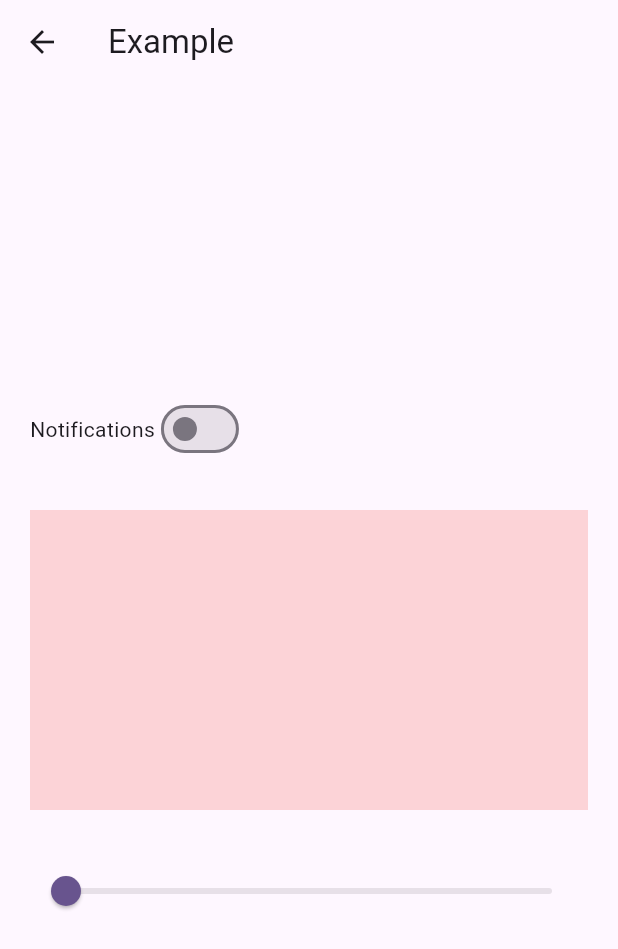
After one commit to Prasiddha777/Flutter_BLOC, a Flutter app: the SwitchExampleScreen screen opened directly, on a phone screen of 412 x 824 dp. The commit adds this screen. Shown: the top 949 px of the screen. Run offline on Flutter 3.47's test engine with Material 3 defaults, Android fonts, the phone set to English and light mode, and no system bars; our stand-ins replace bloc, equatable, flutter_bloc, image_picker.

Commit message:
Add: New

```diff
--- /dev/null
+++ b/lib/bloc/counter_try/countery_try_events.dart
@@ -0,0 +1,11 @@
+import 'package:equatable/equatable.dart';
+
+abstract class CounterEvent extends Equatable {
+  const CounterEvent();
+  @override
+  List<Object> get props => [];
+}
+
+class IncrementCounter extends CounterEvent {}
+
+class DecrementCounter extends CounterEvent {}
--- /dev/null
+++ b/lib/bloc/image_picker/image_picker_bloc.dart
@@ -0,0 +1 @@
+class ImagePickerBloc {}
--- /dev/null
+++ b/lib/bloc/slider/slider_bloc.dart
@@ -0,0 +1,14 @@
+import 'package:bloc/bloc.dart';
+import 'package:bloc_app/bloc/slider/slider_event.dart';
+import 'package:bloc_app/bloc/slider/slider_states.dart';
+
+class SliderBloc extends Bloc<SliderEvents, SliderStates> {
+  SliderBloc() : super(SliderStates()) {
+    on<SlidetheSliderEvents>(_onSlidetheSliderEvents);
+  }
+
+  void _onSlidetheSliderEvents(
+      SlidetheSliderEvents events, Emitter<SliderStates> emitter) {
+    emitter(state.copyWith(newVal: events.slider));
+  }
+}
--- /dev/null
+++ b/lib/bloc/slider/slider_event.dart
@@ -0,0 +1,15 @@
+import 'package:equatable/equatable.dart';
+
+abstract class SliderEvents extends Equatable {
+  const SliderEvents();
+  @override
+  List<Object> get props => [];
+}
+
+// ignore: must_be_immutable
+class SlidetheSliderEvents extends SliderEvents {
+  double slider;
+  SlidetheSliderEvents({required this.slider});
+  @override
+  List<Object> get props => [slider];
+}
--- /dev/null
+++ b/lib/bloc/slider/slider_states.dart
@@ -0,0 +1,17 @@
+import 'package:equatable/equatable.dart';
+
+// ignore: must_be_immutable
+class SliderStates extends Equatable {
+  double val;
+
+  SliderStates({this.val = 0.0});
+
+  SliderStates copyWith({double? newVal}) {
+    return SliderStates(
+      val: newVal ?? val,
+    );
+  }
+
+  @override
+  List<Object> get props => [val];
+}
--- /dev/null
+++ b/lib/bloc/switch/switch_bloc.dart
@@ -0,0 +1,15 @@
+import 'package:bloc/bloc.dart';
+import 'package:bloc_app/bloc/switch/switch_event.dart';
+import 'package:bloc_app/bloc/switch/switch_states.dart';
+
+class SwitchBloc extends Bloc<SwitchEvents, SwitchStates> {
+  //super lay chai inital maw kun state huncha define garcha
+  SwitchBloc() : super(SwitchStates()) {
+    on<EnableorDisableNotification>(_enableorDisableNotification);
+  }
+
+  void _enableorDisableNotification(
+      EnableorDisableNotification events, Emitter<SwitchStates> emitter) {
+    emitter(state.copyWith(isSwitch: !state.isSwitch));
+  }
+}
--- /dev/null
+++ b/lib/bloc/switch/switch_event.dart
@@ -0,0 +1,10 @@
+import 'package:equatable/equatable.dart';
+
+abstract class SwitchEvents extends Equatable {
+  @override
+  List<Object> get props => [];
+}
+
+class EnableorDisableNotification extends SwitchEvents {}
+
+// class DisableNotification extends SwitchEvents {}
--- /dev/null
+++ b/lib/bloc/switch/switch_states.dart
@@ -0,0 +1,17 @@
+import 'package:equatable/equatable.dart';
+
+// ignore: must_be_immutable
+class SwitchStates extends Equatable {
+  bool isSwitch;
+
+  SwitchStates({this.isSwitch = false});
+
+  SwitchStates copyWith({bool? isSwitch}) {
+    return SwitchStates(
+      isSwitch: isSwitch ?? this.isSwitch,
+    );
+  }
+
+  @override
+  List<Object> get props => [isSwitch];
+}
--- a/lib/equitabale/equitable_sceen.dart
+++ b/lib/equitabale/equitable_sceen.dart
@@ -25,7 +25,7 @@ class _EquitableScreenState extends State<EquitableScreen> {
 
           //--//
           print(personOne == personTwo);
-          print(personOne == personOne);
+          // print(personOne == personOne);
         },
       ),
     );
--- /dev/null
+++ b/lib/ui/switch_example_screen.dart/switch_example_screen.dart
@@ -0,0 +1,74 @@
+import 'package:bloc_app/bloc/slider/slider_bloc.dart';
+import 'package:bloc_app/bloc/slider/slider_event.dart';
+import 'package:bloc_app/bloc/slider/slider_states.dart';
+import 'package:bloc_app/bloc/switch/switch_bloc.dart';
+import 'package:bloc_app/bloc/switch/switch_event.dart';
+import 'package:bloc_app/bloc/switch/switch_states.dart';
+import 'package:flutter/material.dart';
+import 'package:flutter_bloc/flutter_bloc.dart';
+
+class SwitchExampleScreen extends StatefulWidget {
+  const SwitchExampleScreen({super.key});
+
+  @override
+  State<SwitchExampleScreen> createState() => _SwitchExampleScreenState();
+}
+
+class _SwitchExampleScreenState extends State<SwitchExampleScreen> {
+  @override
+  Widget build(BuildContext context) {
+    return Scaffold(
+      appBar: AppBar(
+        title: const Text('Example'),
+      ),
+      body: Padding(
+        padding: const EdgeInsets.symmetric(horizontal: 20),
+        child: Column(
+          mainAxisAlignment: MainAxisAlignment.center,
+          crossAxisAlignment: CrossAxisAlignment.center,
+          children: [
+            Row(
+              children: [
+                const Text('Notifications'),
+                BlocBuilder<SwitchBloc, SwitchStates>(
+                  buildWhen: (previous, current) => previous.isSwitch != current.isSwitch,
+                  builder: (context, state) {
+                    print('Switch');
+                    return Switch(
+                      value: state.isSwitch,
+                      onChanged: (value) {
+                        context.read<SwitchBloc>().add(EnableorDisableNotification());
+                      },
+                    );
+                  },
+                )
+              ],
+            ),
+            const SizedBox(
+              height: 30,
+            ),
+            Container(
+              height: 200,
+              color: Colors.red.withOpacity(.2),
+            ),
+            const SizedBox(
+              height: 30,
+            ),
+            BlocBuilder<SliderBloc, SliderStates>(
+              builder: (context, state) {
+                print('Slider');
+                return Slider(
+                  value: state.val,
+                  onChanged: (value) {
+                    // print(value);
+                    context.read<SliderBloc>().add(SlidetheSliderEvents(slider: value));
+                  },
+                );
+              },
+            )
+          ],
+        ),
+      ),
+    );
+  }
+}
--- a/pubspec.yaml
+++ b/pubspec.yaml
@@ -38,6 +38,7 @@ dependencies:
   equatable: ^2.0.5
   flutter_bloc: ^8.1.3
   bloc: ^8.1.2
+  image_picker: any
 
 dev_dependencies:
   flutter_test:
```
Also changed, not shown: lib/bloc/counter_try/counter_try_bloc.dart (added, +18 -0 lines), lib/bloc/counter_try/counter_try_states.dart (added, +14 -0 lines), lib/bloc/image_picker/image_picker_event.dart (added, +10 -0 lines), lib/bloc/image_picker/image_picker_state.dart (added, +16 -0 lines), lib/main.dart (+17 -3 lines), lib/ui/image_example_screen/image_example_screen.dart (added, +19 -0 lines), pubspec.lock, 5 other files.
